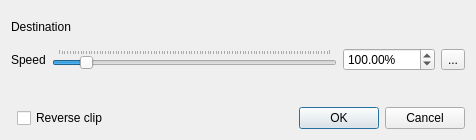
This is src/ui/clipspeed_ui.ui in KDE/kdenlive as Qt 5 draws it before an edit. The edited form follows.
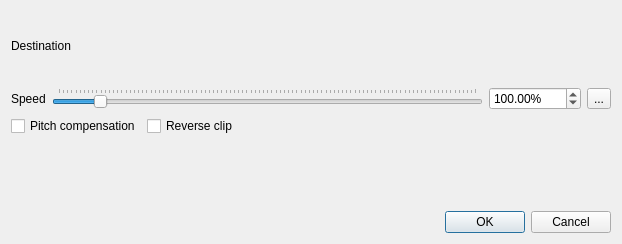
This is the edited form. Custom widgets are drawn as their Qt base class.

Commit message: Add pitch compensation to speed effect (requires MLT git)

What changed in the file:
```diff
--- a/src/ui/clipspeed_ui.ui
+++ b/src/ui/clipspeed_ui.ui
@@ -6,15 +6,15 @@
    <rect>
     <x>0</x>
     <y>0</y>
-    <width>476</width>
-    <height>140</height>
+    <width>622</width>
+    <height>244</height>
    </rect>
   </property>
   <property name="windowTitle">
    <string>Dialog</string>
   </property>
   <layout class="QGridLayout" name="gridLayout">
-   <item row="5" column="2">
+   <item row="6" column="2">
     <widget class="QDialogButtonBox" name="buttonBox">
      <property name="orientation">
       <enum>Qt::Horizontal</enum>
@@ -37,27 +37,6 @@
      </property>
     </spacer>
    </item>
-   <item row="0" column="0" colspan="3">
-    <layout class="QHBoxLayout" name="destination_layout">
-     <item>
-      <widget class="QLabel" name="label_dest">
-       <property name="text">
-        <string>Destination</string>
-       </property>
-      </widget>
-     </item>
-     <item>
-      <widget class="KUrlRequester" name="kurlrequester">
-       <property name="sizePolicy">
-        <sizepolicy hsizetype="Preferred" vsizetype="MinimumExpanding">
-         <horstretch>0</horstretch>
-         <verstretch>0</verstretch>
-        </sizepolicy>
-       </property>
-      </widget>
-     </item>
-    </layout>
-   </item>
    <item row="1" column="0" colspan="3">
     <layout class="QHBoxLayout" name="horizontalLayout">
      <item>
@@ -114,13 +93,6 @@
      </item>
     </layout>
    </item>
-   <item row="5" column="1">
-    <widget class="QCheckBox" name="checkBox">
-     <property name="text">
-      <string>Reverse clip</string>
-     </property>
-    </widget>
-   </item>
    <item row="4" column="0" colspan="3">
     <layout class="QHBoxLayout" name="infoLayout">
      <property name="topMargin">
@@ -128,12 +100,47 @@
      </property>
     </layout>
    </item>
+   <item row="0" column="0" colspan="3">
+    <layout class="QHBoxLayout" name="destination_layout">
+     <item>
+      <widget class="QLabel" name="label_dest">
+       <property name="text">
+        <string>Destination</string>
+       </property>
+      </widget>
+     </item>
+     <item>
+      <widget class="KUrlRequester" name="kurlrequester">
+       <property name="sizePolicy">
+        <sizepolicy hsizetype="Preferred" vsizetype="MinimumExpanding">
+         <horstretch>0</horstretch>
+         <verstretch>0</verstretch>
+        </sizepolicy>
+       </property>
+      </widget>
+     </item>
+    </layout>
+   </item>
+   <item row="2" column="0" colspan="2">
+    <widget class="QCheckBox" name="pitchCompensate">
+     <property name="text">
+      <string>Pitch compensation</string>
+     </property>
+    </widget>
+   </item>
+   <item row="2" column="2">
+    <widget class="QCheckBox" name="checkBox">
+     <property name="text">
+      <string>Reverse clip</string>
+     </property>
+    </widget>
+   </item>
   </layout>
  </widget>
  <customwidgets>
   <customwidget>
    <class>KUrlRequester</class>
-   <extends>QFrame</extends>
+   <extends>QWidget</extends>
    <header>kurlrequester.h</header>
    <container>1</container>
   </customwidget>
```
The commit also changes 13 other files.
